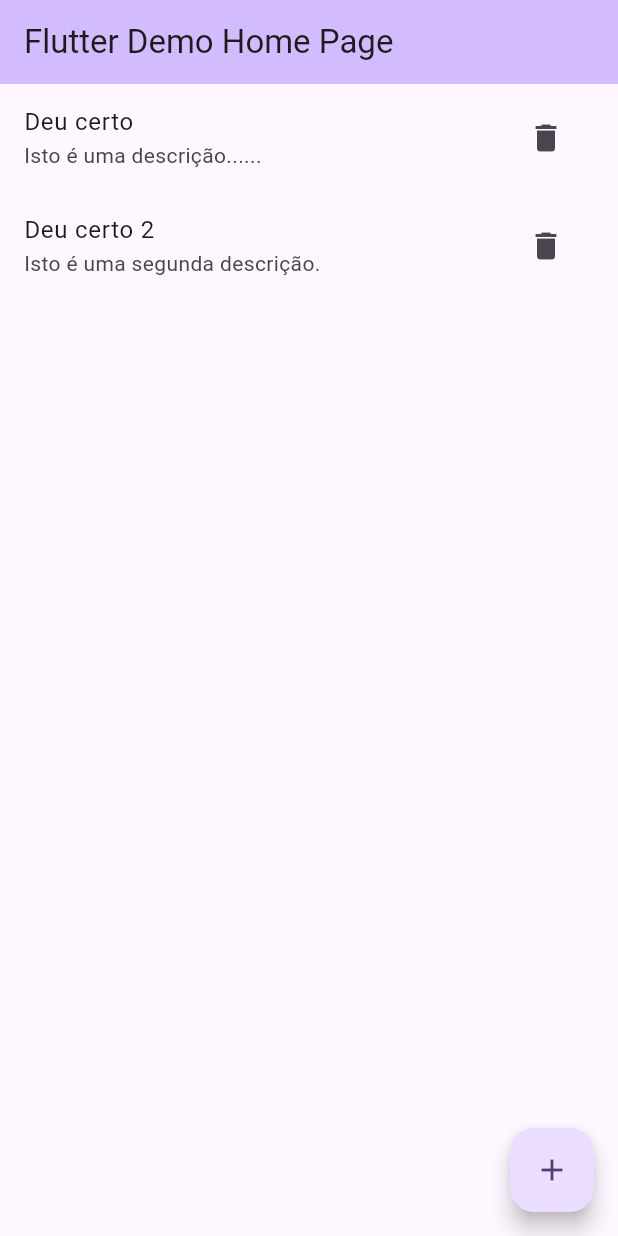
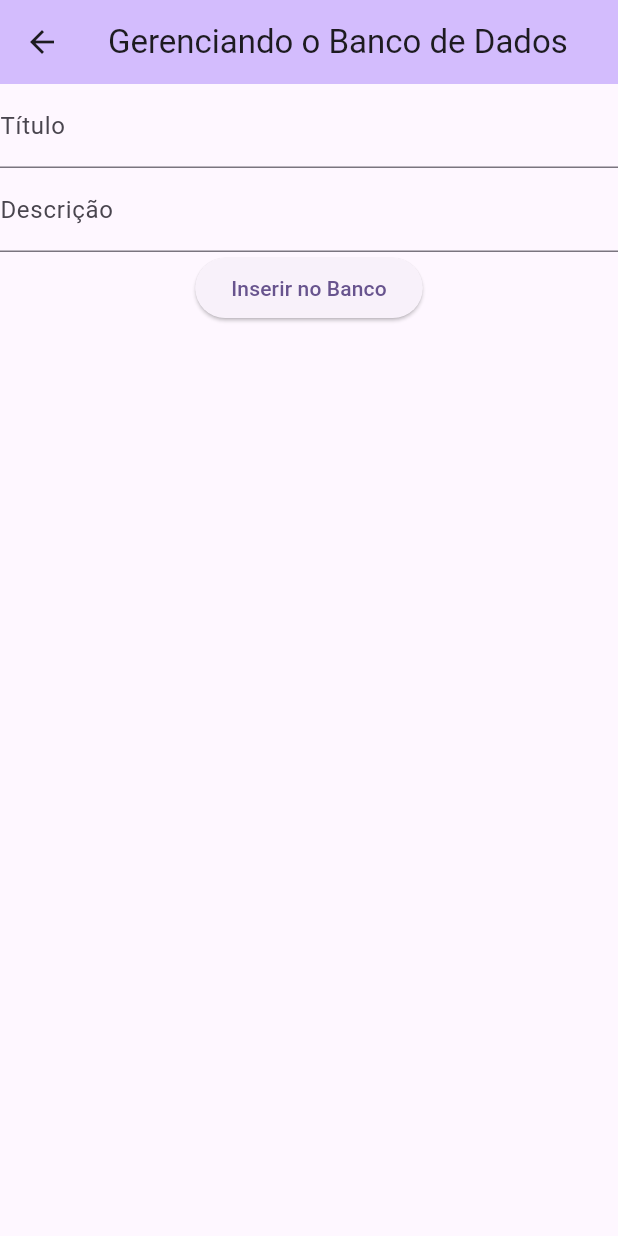
Before and after one commit to JulioMorino/SI700-dispositivos-moveis, a Flutter app: the screen it shows after launch, after a tap on the "add" icon, on a phone screen of 412 x 824 dp. Run offline on Flutter 3.47's test engine with Material 3 defaults, Android fonts, the phone set to English and light mode, and no system bars; our stand-ins replace dio, flutter_bloc, flutter_widget_from_html, googleapis_auth, socket_io_client; missing offline and left inert: googleapis.

Commit message:
aula_08 completa

```diff
--- a/aula08_stream_bloc_listviews/lib/bloc/manage_bloc.dart
+++ b/aula08_stream_bloc_listviews/lib/bloc/manage_bloc.dart
@@ -15,7 +15,7 @@ class ManageBloc extends Bloc<ManageEvent, ManageState> {
     on<DeleteEvent>((event, emit) {
       GenericCrudProvider.helper.deleteNote(event.noteId);
     });
-
+    //////
     on<UpdateRequest>((event, emit) {
       emit(UpdateState(
           noteId: event.noteId,
--- a/aula08_stream_bloc_listviews/lib/main.dart
+++ b/aula08_stream_bloc_listviews/lib/main.dart
@@ -1,4 +1,5 @@
 import 'package:aula08_stream_bloc_listviews/bloc/manage_bloc.dart';
+import 'package:aula08_stream_bloc_listviews/view/add_note.dart';
 import 'package:aula08_stream_bloc_listviews/view/list_note.dart';
 import 'package:flutter/material.dart';
 import 'package:flutter_bloc/flutter_bloc.dart';
@@ -49,8 +50,15 @@ class _MyHomePageState extends State<MyHomePage> {
         child: ListNote(),
       ),
       floatingActionButton: FloatingActionButton(
-        onPressed: () {},
-        tooltip: 'Increment',
+        onPressed: () {
+          BlocProvider.of<ManageBloc>(context).add(
+              UpdateCancel()); //garante que estarei no estado de Insert quando clicar em adicionar
+          Navigator.push(
+            context,
+            MaterialPageRoute(builder: (context) => AddNote()),
+          );
+        },
+        tooltip: 'Inserir no Banco',
         child: const Icon(Icons.add),
       ),
     );
--- a/aula08_stream_bloc_listviews/lib/model/note.dart
+++ b/aula08_stream_bloc_listviews/lib/model/note.dart
@@ -9,7 +9,7 @@ class Note {
     noteId = '';
   }
 
-  Note.withData({this.title = '', this.description = ''});
+  Note.withData({this.title = '', this.description = '', this.noteId = ''});
 
   //construtor util para tratar recebimento de arquivos json, que o flutter converte para map
   Note.fromMap(map) {
--- a/aula08_stream_bloc_listviews/lib/provider/generic_crud_provider.dart
+++ b/aula08_stream_bloc_listviews/lib/provider/generic_crud_provider.dart
@@ -9,9 +9,13 @@ class GenericCrudProvider {
 
   Map<String, Note> database = {
     "a": Note.withData(
-        title: 'Deu certo', description: 'Isto é uma descrição......'),
+        title: 'Deu certo',
+        description: 'Isto é uma descrição......',
+        noteId: 'a'),
     "b": Note.withData(
-        title: 'Deu certo 2', description: 'Isto é uma segunda descrição.')
+        title: 'Deu certo 2',
+        description: 'Isto é uma segunda descrição.',
+        noteId: 'b')
   };
   int numInsertions = 0; //incrementador de IDs
 
--- /dev/null
+++ b/aula08_stream_bloc_listviews/lib/view/add_note.dart
@@ -0,0 +1,91 @@
+import 'package:aula08_stream_bloc_listviews/bloc/manage_bloc.dart';
+import 'package:flutter/material.dart';
+import 'package:flutter/widgets.dart';
+import 'package:flutter_bloc/flutter_bloc.dart';
+
+import '../model/note.dart';
+
+class AddNote extends StatelessWidget {
+  const AddNote({super.key});
+
+  @override
+  Widget build(BuildContext context) {
+    TextEditingController titleController = TextEditingController();
+    TextEditingController descrController = TextEditingController();
+
+    return Scaffold(
+      appBar: AppBar(
+        title: const Text('Gerenciando o Banco de Dados'),
+        backgroundColor: Theme.of(context).colorScheme.inversePrimary,
+      ),
+      body: BlocBuilder<ManageBloc, ManageState>(
+          builder: (BuildContext context, ManageState state) {
+        if (state is UpdateState) {
+          String noteIdVerify = state.noteId;
+          List<Note> noteList = state.noteList;
+
+          noteList.forEach((note) {
+            if (note.noteId == noteIdVerify) {
+              titleController.text = note.title;
+              descrController.text = note.description;
+            }
+          });
+        }
+        return Column(children: [
+          TextFormField(
+            controller: titleController,
+            decoration: const InputDecoration(labelText: 'Título'),
+          ),
+          TextFormField(
+            controller: descrController,
+            decoration: const InputDecoration(labelText: 'Descrição'),
+          ),
+          state is UpdateState
+              ? updateState(context, titleController, descrController)
+              : insertState(context, titleController, descrController),
+        ]);
+      }),
+    );
+  }
+
+  Widget insertState(
+      BuildContext context,
+      TextEditingController titleController,
+      TextEditingController descrController) {
+    return ElevatedButton(
+        onPressed: () {
+          BlocProvider.of<ManageBloc>(context).add(SubmitEvent(
+              note: Note.withData(
+                  title: titleController.text,
+                  description: descrController.text)));
+          titleController.text = '';
+          descrController.text = '';
+        },
+        child: const Text('Inserir no Banco'));
+  }
+
+  Widget updateState(
+      BuildContext context,
+      TextEditingController titleController,
+      TextEditingController descrController) {
+    return Column(children: [
+      ElevatedButton(
+          onPressed: () {
+            BlocProvider.of<ManageBloc>(context).add(SubmitEvent(
+                note: Note.withData(
+                    title: titleController.text,
+                    description: descrController.text)));
+            titleController.text = '';
+            descrController.text = '';
+            Navigator.pop(context);
+          },
+          child: const Text('Atualizar')),
+      ElevatedButton(
+          onPressed: () {
+            BlocProvider.of<ManageBloc>(context).add(UpdateCancel());
+            Navigator.pop(context);
+          },
+          child: const Text('Cancelar')),
+    ]);
+  }
+}
```
Also changed, not shown: aula08_stream_bloc_listviews/lib/view/list_note.dart (+34 -2 lines).
